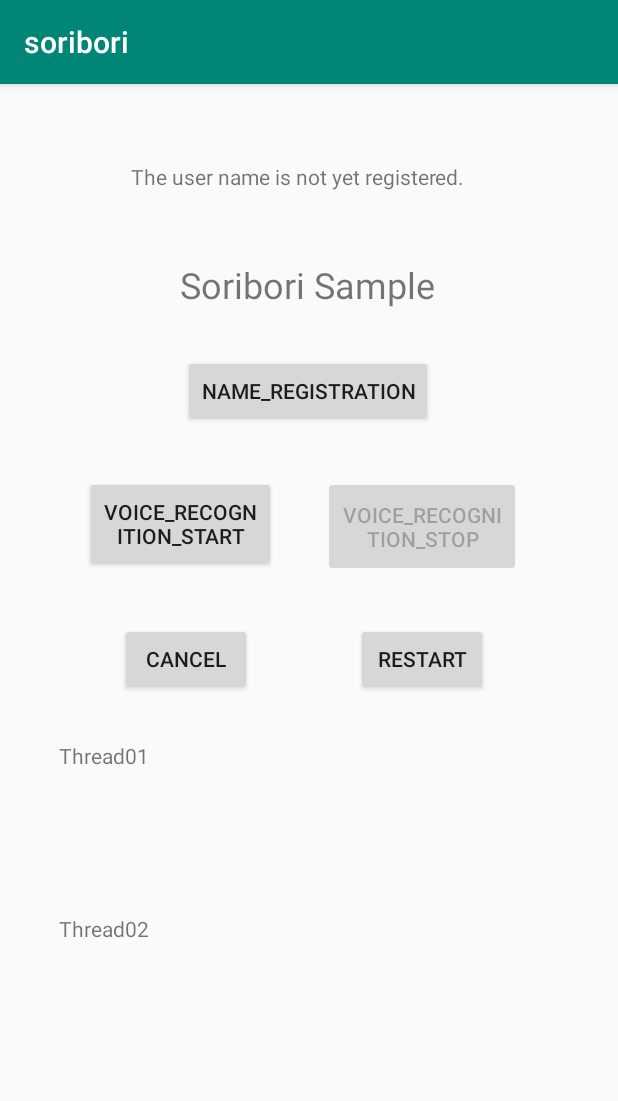
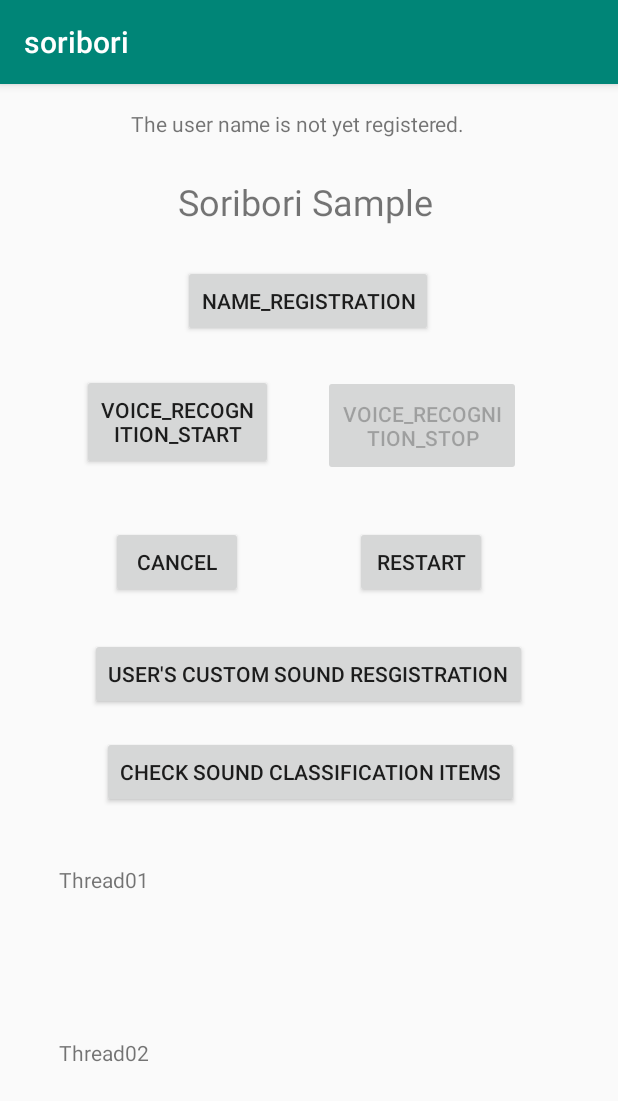
Before and after one commit to minjaec023/Soribori, an Android app: the screen it shows after launch (MainActivity), on a phone screen of 412 x 824 dp. Shown: the top 1101 px of the screen. Run offline under Robolectric (Android 15) with nearby library versions, the phone set to English and light mode, and no system bars; libraries missing offline, so code that uses them is left out: com.kakao.sdk; 1 statement that could not run was skipped.

Commit message:
make Sound Classification Items activity, User Custom Sound activity.

```diff
--- a/soribori/app/build.gradle
+++ b/soribori/app/build.gradle
@@ -23,6 +23,7 @@ dependencies {
     implementation fileTree(dir: 'libs', include: ['*.jar'])
     implementation 'androidx.appcompat:appcompat:1.1.0'
     implementation 'androidx.constraintlayout:constraintlayout:1.1.3'
+    implementation 'com.google.android.material:material:1.0.0'
     testImplementation 'junit:junit:4.12'
     androidTestImplementation 'androidx.test.ext:junit:1.1.1'
     androidTestImplementation 'androidx.test.espresso:espresso-core:3.2.0'
--- a/soribori/app/src/main/AndroidManifest.xml
+++ b/soribori/app/src/main/AndroidManifest.xml
@@ -15,7 +15,9 @@
         android:roundIcon="@mipmap/ic_launcher_round"
         android:supportsRtl="true"
         android:theme="@style/AppTheme">
-        <activity android:name=".VoiceRecognizeActivity"></activity>
+        <activity android:name=".SoundClassificationItems"></activity>
+        <activity android:name=".UserCustomSound" />
+        <activity android:name=".VoiceRecognizeActivity" />
         <activity android:name=".Name_registration" />
         <activity android:name=".MainActivity">
             <intent-filter>
--- a/soribori/app/src/main/java/com/example/soribori/MainActivity.java
+++ b/soribori/app/src/main/java/com/example/soribori/MainActivity.java
@@ -67,6 +67,8 @@ public class MainActivity extends AppCompatActivity implements View.OnClickListe
         findViewById(R.id.Voice_recognition_stop).setOnClickListener(this);
         findViewById(R.id.Cancel).setOnClickListener(this);
         findViewById(R.id.Restart).setOnClickListener(this);
+        findViewById(R.id.check_sound_classification_items).setOnClickListener(this);
+        findViewById(R.id.user_s_custom_sound_resgistration).setOnClickListener(this);
         setButtonsStatus(true);
 
         // 클라이언트 생성
@@ -178,6 +180,20 @@ public class MainActivity extends AppCompatActivity implements View.OnClickListe
             startActivity(i);
 
         }
+
+        // 유저의 커스텀 소리 등록 액티비티로
+        else if (id == R.id.user_s_custom_sound_resgistration){
+            // 화면 넘겨주기
+            Intent i1 = new Intent(getApplicationContext(), UserCustomSound.class);
+            startActivity(i1);
+        }
+
+        else if (id == R.id.check_sound_classification_items){
+            // 화면 넘겨주기
+            Intent i2 = new Intent(getApplicationContext(), SoundClassificationItems.class);
+            startActivity(i2);
+        }
+
     }
 
     @Override
--- a/soribori/app/src/main/res/layout/activity_main.xml
+++ b/soribori/app/src/main/res/layout/activity_main.xml
@@ -14,10 +14,10 @@
         android:textSize="24sp"
         app:layout_constraintBottom_toBottomOf="parent"
         app:layout_constraintEnd_toEndOf="parent"
-        app:layout_constraintHorizontal_bias="0.497"
+        app:layout_constraintHorizontal_bias="0.491"
         app:layout_constraintStart_toStartOf="parent"
         app:layout_constraintTop_toTopOf="parent"
-        app:layout_constraintVertical_bias="0.16" />
+        app:layout_constraintVertical_bias="0.084" />
 
     <Button
         android:id="@+id/Voice_recognition_start"
@@ -26,10 +26,10 @@
         android:text="@string/voice_recognition_start"
         app:layout_constraintBottom_toBottomOf="parent"
         app:layout_constraintEnd_toEndOf="parent"
-        app:layout_constraintHorizontal_bias="0.2"
+        app:layout_constraintHorizontal_bias="0.193"
         app:layout_constraintStart_toStartOf="parent"
         app:layout_constraintTop_toTopOf="parent"
-        app:layout_constraintVertical_bias="0.371" />
+        app:layout_constraintVertical_bias="0.275" />
 
     <Button
         android:id="@+id/Voice_recognition_stop"
@@ -41,7 +41,7 @@
         app:layout_constraintHorizontal_bias="0.77"
         app:layout_constraintStart_toStartOf="parent"
         app:layout_constraintTop_toTopOf="parent"
-        app:layout_constraintVertical_bias="0.373" />
+        app:layout_constraintVertical_bias="0.277" />
 
     <Button
         android:id="@+id/Name_registration"
@@ -53,7 +53,7 @@
         app:layout_constraintHorizontal_bias="0.497"
         app:layout_constraintStart_toStartOf="parent"
         app:layout_constraintTop_toTopOf="parent"
-        app:layout_constraintVertical_bias="0.251" />
+        app:layout_constraintVertical_bias="0.168" />
 
     <TextView
         android:id="@+id/textView2"
@@ -64,7 +64,7 @@
         app:layout_constraintEnd_toEndOf="parent"
         app:layout_constraintStart_toStartOf="parent"
         app:layout_constraintTop_toTopOf="parent"
-        app:layout_constraintVertical_bias="0.663" />
+        app:layout_constraintVertical_bias="0.788" />
 
     <TextView
         android:id="@+id/textView3"
@@ -75,7 +75,7 @@
         app:layout_constraintEnd_toEndOf="parent"
         app:layout_constraintStart_toStartOf="parent"
         app:layout_constraintTop_toTopOf="parent"
-        app:layout_constraintVertical_bias="0.838" />
+        app:layout_constraintVertical_bias="0.963" />
 
     <Button
         android:id="@+id/Cancel"
@@ -84,10 +84,10 @@
         android:text="@string/cancel"
         app:layout_constraintBottom_toBottomOf="parent"
         app:layout_constraintEnd_toEndOf="parent"
-        app:layout_constraintHorizontal_bias="0.247"
+        app:layout_constraintHorizontal_bias="0.229"
         app:layout_constraintStart_toStartOf="parent"
         app:layout_constraintTop_toTopOf="parent"
-        app:layout_constraintVertical_bias="0.499" />
+        app:layout_constraintVertical_bias="0.409" />
 
     <Button
         android:id="@+id/Restart"
@@ -96,10 +96,10 @@
         android:text="@string/restart"
         app:layout_constraintBottom_toBottomOf="parent"
         app:layout_constraintEnd_toEndOf="parent"
-        app:layout_constraintHorizontal_bias="0.733"
+        app:layout_constraintHorizontal_bias="0.73"
         app:layout_constraintStart_toStartOf="parent"
         app:layout_constraintTop_toTopOf="parent"
-        app:layout_constraintVertical_bias="0.499" />
+        app:layout_constraintVertical_bias="0.409" />
 
     <TextView
         android:id="@+id/textView"
@@ -110,6 +110,30 @@
         app:layout_constraintEnd_toEndOf="parent"
         app:layout_constraintStart_toStartOf="parent"
         app:layout_constraintTop_toTopOf="parent"
-        app:layout_constraintVertical_bias="0.07" />
+        app:layout_constraintVertical_bias="0.022" />
+
+    <Button
+        android:id="@+id/user_s_custom_sound_resgistration"
+        android:layout_width="wrap_content"
+        android:layout_height="wrap_content"
+        android:text="@string/user_s_custom_sound_resgistration"
+        app:layout_constraintBottom_toBottomOf="parent"
+        app:layout_constraintEnd_toEndOf="parent"
+        app:layout_constraintHorizontal_bias="0.495"
+        app:layout_constraintStart_toStartOf="parent"
+        app:layout_constraintTop_toTopOf="parent"
+        app:layout_constraintVertical_bias="0.513" />
+
+    <Button
+        android:id="@+id/check_sound_classification_items"
+        android:layout_width="wrap_content"
+        android:layout_height="wrap_content"
+        android:text="@string/check_sound_classification_items"
+        app:layout_constraintBottom_toBottomOf="parent"
+        app:layout_constraintEnd_toEndOf="parent"
+        app:layout_constraintHorizontal_bias="0.507"
+        app:layout_constraintStart_toStartOf="parent"
+        app:layout_constraintTop_toTopOf="parent"
+        app:layout_constraintVertical_bias="0.604" />
 
 </androidx.constraintlayout.widget.ConstraintLayout>
--- /dev/null
+++ b/soribori/app/src/main/res/values/dimens.xml
@@ -0,0 +1,3 @@
+<resources>
+    <dimen name="fab_margin">16dp</dimen>
+</resources>
--- a/soribori/app/src/main/res/values/strings.xml
+++ b/soribori/app/src/main/res/values/strings.xml
@@ -13,4 +13,7 @@
     <string name="please_enter_only_your_second_name">PLEASE ENTER ONLY YOUR SECOND NAME!!</string>
     <string name="name_registration1">Name registration!</string>
     <string name="the_user_name_is_not_yet_registered">The user name is not yet registered.</string>
+    <string name="title_activity_user_custom_sound">UserCustomSound</string>
+    <string name="user_s_custom_sound_resgistration">User\'s Custom Sound Resgistration</string>
+    <string name="check_sound_classification_items">Check sound classification items</string>
 </resources>
```
Also changed, not shown: soribori/app/src/main/java/com/example/soribori/SoundClassificationItems.java (added, +14 -0 lines), soribori/app/src/main/java/com/example/soribori/UserCustomSound.java (added, +14 -0 lines), soribori/app/src/main/res/layout/activity_sound_classification_items.xml (added, +9 -0 lines), soribori/app/src/main/res/layout/activity_user_custom_sound.xml (added, +9 -0 lines), soribori/app/src/main/res/values/styles.xml (+9 -0 lines).
